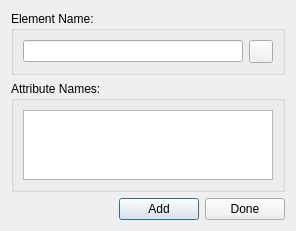
This is GCXMLGenerator/forms/gcadditemsform.ui in goblincoding/xmlmill as Qt 5 draws it before an edit. The edited form follows.
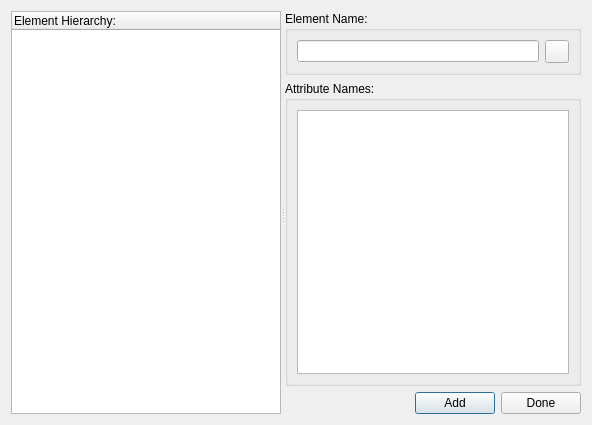
This is the edited form. Icons and pictures are not drawn.

Commit message: Updated GCAddItemsForm to update the database directly with the new items (previously it emitted a signal to the main window).

```diff
--- a/GCXMLGenerator/forms/gcadditemsform.ui
+++ b/GCXMLGenerator/forms/gcadditemsform.ui
@@ -9,8 +9,8 @@
    <rect>
     <x>0</x>
     <y>0</y>
-    <width>296</width>
-    <height>226</height>
+    <width>592</width>
+    <height>425</height>
    </rect>
   </property>
   <property name="windowTitle">
@@ -26,6 +26,29 @@
   <property name="modal">
    <bool>true</bool>
   </property>
+  <layout class="QVBoxLayout" name="mainLayout">
+   <item>
+    <widget class="QSplitter" name="splitter">
+     <property name="orientation">
+      <enum>Qt::Horizontal</enum>
+     </property>
+     <widget class="QTreeWidget" name="treeWidget">
+      <property name="editTriggers">
+       <set>QAbstractItemView::NoEditTriggers</set>
+      </property>
+      <property name="indentation">
+       <number>12</number>
+      </property>
+      <property name="animated">
+       <bool>true</bool>
+      </property>
+      <column>
+       <property name="text">
+        <string>Element Hierarchy:</string>
+       </property>
+      </column>
+     </widget>
+     <widget class="QWidget" name="">
   <layout class="QVBoxLayout" name="verticalLayout">
    <item>
     <widget class="QGroupBox" name="elementGroupBox">
@@ -112,6 +135,10 @@
       </widget>
      </item>
     </layout>
+       </item>
+      </layout>
+     </widget>
+    </widget>
    </item>
   </layout>
  </widget>
```
Left out of the diff: 2 changed lines with no effect on the pictures. Lines whose indentation alone changed are shown as unchanged. The commit also changes 3 other files.
